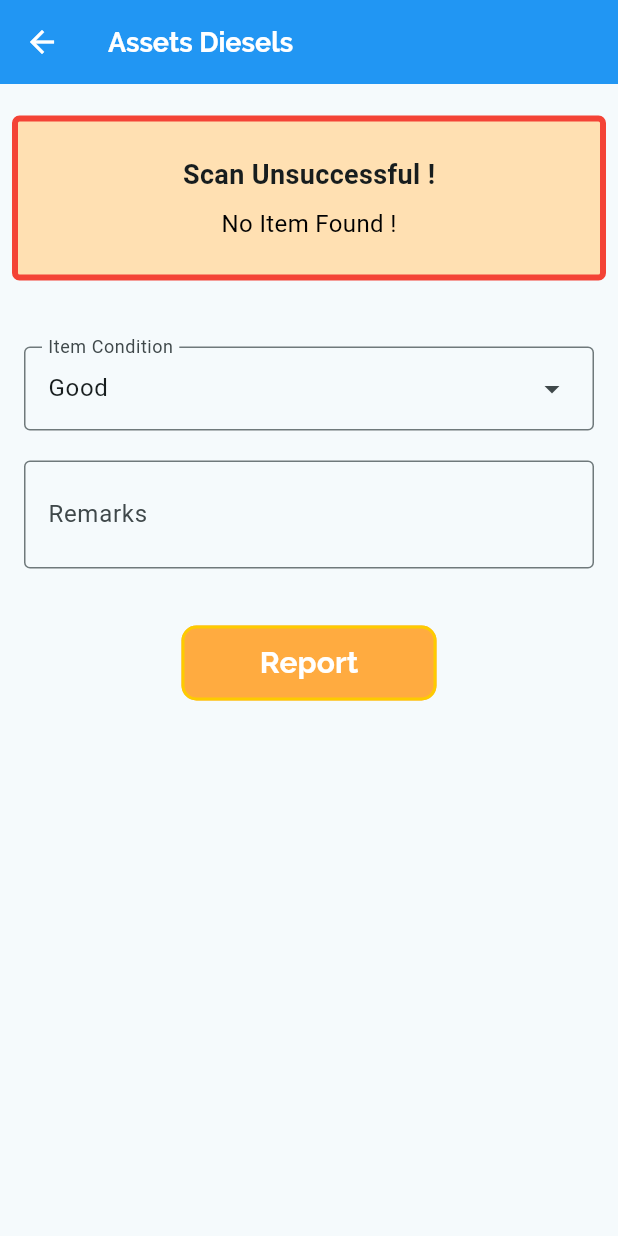
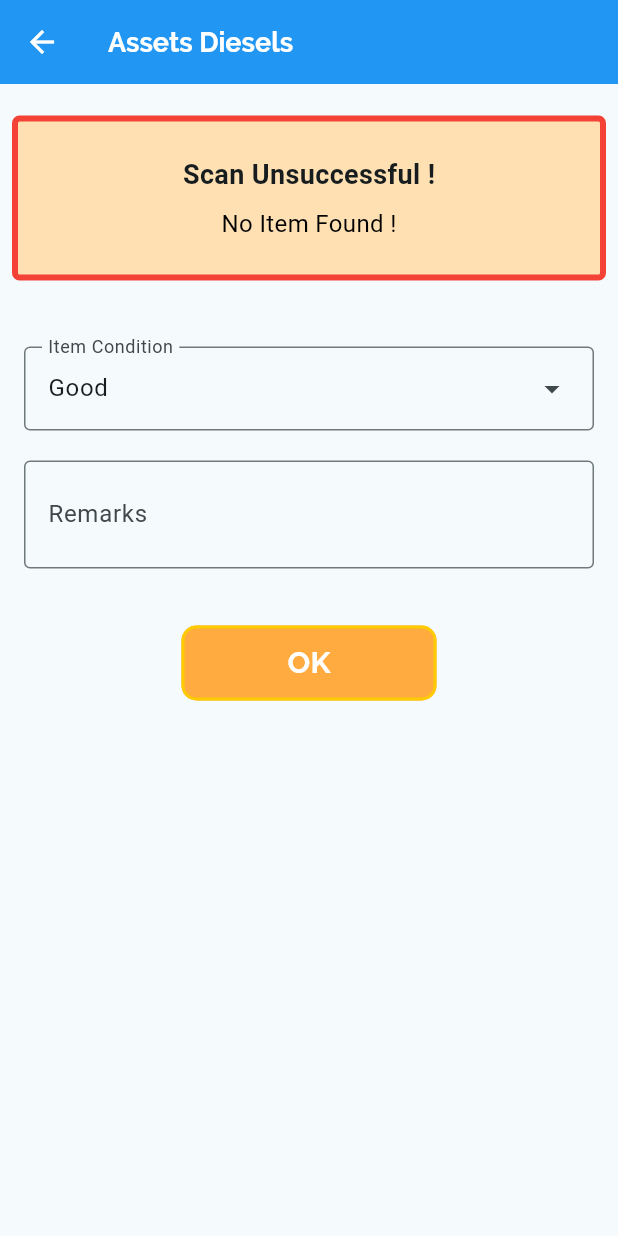
Before and after one commit to avishka-sathyanjana/flutter_scanner, a Flutter app: the ResultPage screen opened directly with empty values, after a tap on "Good", after a tap on the "arrow drop up" icon, on a phone screen of 412 x 824 dp. Run offline on Flutter 3.47's test engine with Material 3 defaults, Android fonts, the phone set to English and light mode, and no system bars; our stand-ins replace cloud_firestore, firebase_auth, firebase_core, multi_dropdown; missing offline and left inert: mobile_scanner; accounts and stored records are empty.

Commit message:
fix:bottom filed error

```diff
--- a/lib/screen/dash_bord_screen.dart
+++ b/lib/screen/dash_bord_screen.dart
@@ -72,6 +72,7 @@ class _DashBordState extends State<DashBord> {
                 imageUrl: "assets/images/barcode-amico-blue.png",
                 funcName: "Assets Scanner",
               ),
+
             ],
           ),
         )
--- a/lib/screen/result_screen_new.dart
+++ b/lib/screen/result_screen_new.dart
@@ -40,6 +40,9 @@ class _ResultPageState extends State<ResultPage> {
   String itemOldCode='';
   String itemPopuseCode='';
 
+  //save error , verible
+  String saveError='';
+
 
   void assingData(){
     itemCode=widget.assetsData[0].itemCode;
@@ -54,6 +57,11 @@ class _ResultPageState extends State<ResultPage> {
 
   }
 
+  void saveErrorType(String error){
+    setState(() {
+        saveError=error;
+    });
+  }
 
 
   Widget errorMessage(
@@ -106,6 +114,7 @@ class _ResultPageState extends State<ResultPage> {
   bool assetsDataState(){
     if(widget.assetsData.isEmpty){
      // print("heeeeeeeeeeeeeeeeeeeee");
+      saveErrorType("Scan Unsuccessful ");
       unSccsesFull=true;
       return false;
 
@@ -125,6 +134,7 @@ class _ResultPageState extends State<ResultPage> {
              assingData();
             locationError=true;
             //unSccsesFull=true;
+            saveErrorType("Invalid Location");
 
           });
         }
@@ -137,12 +147,14 @@ class _ResultPageState extends State<ResultPage> {
              assingData();
              wornigState=true;
              locationError=false;
+             saveErrorType("Already Verified Item");
            });
          }else if(widget.assetsData[0].location.toString()!=getLocation){
            setState(() {
              assingData();
              wornigState=true;
              locationError=true;
+             saveErrorType("Already Verified Item but Invalid Location");
            });
          }
 
@@ -155,11 +167,10 @@ class _ResultPageState extends State<ResultPage> {
 
   }
 //add assets data verify .......................
-  void verfiyData(BuildContext context)async{
-    if(assetsDataState()&&!wornigState&&!locationError){
+  void verfiyData(BuildContext context){
+    if(assetsDataState()){
         if(ConditionDropdown.assetsStates.isNotEmpty) {
-          await showConfirmationDialog(context,"Verify !", "Do you verify assets ?");
-          if(dilogState){
+         // await showConfirmationDialog(context,"Verify !", "Do you verify assets ?");
               setState(() {
                 AuthService().verifyTable(
                     itemCode,
@@ -169,6 +180,7 @@ class _ResultPageState extends State<ResultPage> {
                     itemNewCode,
                     itemOldCode,
                     itemPopuseCode,
+                    saveError
                 );
 
                  itemCode = '';
@@ -181,9 +193,10 @@ class _ResultPageState extends State<ResultPage> {
                  itemOldCode='';
                  itemPopuseCode='';
                  ConditionDropdown.assetsStates='';
+                 saveError='';
                 Navigator.pop(context);
               });
-          }
+
         //pop scanner page
         }else{
            showError(context,"Select assets state");
@@ -262,7 +275,7 @@ class _ResultPageState extends State<ResultPage> {
                               crossAxisAlignment: CrossAxisAlignment.start,
                               children: [
                                 Text(
-                                  'Item Code: $itemCode',
+                                  'Item Barcode: $itemCode',
                                   style: const TextStyle(
                                     fontSize: 18,
                                     fontWeight: FontWeight.bold,
@@ -363,24 +376,24 @@ class _ResultPageState extends State<ResultPage> {
                       child: Row(
                           mainAxisAlignment: MainAxisAlignment.center,
                           children: [
-                            (unSccsesFull||locationError||wornigState)?ButtonWidget(
-                              ctx: context,
-                              buttonName: 'Report',
-                              buttonFontSize: 20.0,
-                              buttonColor: Colors.orangeAccent,
-                              borderColor: const Color.fromRGBO(253, 203, 0, 1.0),
-                              textColor: Colors.white,
-                              buttonWidth: 170.0,
-                              buttonHeight: 50.0,
-                              buttonRadius: 10.0,
-                              validationStates: ()=>navigeateReportPage(context)
-                            ):
+                            // (unSccsesFull||locationError||wornigState)?ButtonWidget(
+                            //   ctx: context,
+                            //   buttonName: 'Report',
+                            //   buttonFontSize: 20.0,
+                            //   buttonColor: Colors.orangeAccent,
+                            //   borderColor: const Color.fromRGBO(253, 203, 0, 1.0),
+                            //   textColor: Colors.white,
+                            //   buttonWidth: 170.0,
+                            //   buttonHeight: 50.0,
+                            //   buttonRadius: 10.0,
+                            //   validationStates: ()=>navigeateReportPage(context)
+                            // ):
                             ButtonWidget(
                               ctx: context,
-                              buttonName: 'Verify',
+                              buttonName: 'OK',
                               buttonFontSize: 20.0,
-                              buttonColor: Colors.greenAccent,
-                              borderColor: const Color.fromRGBO(41, 255, 137, 1.0),
+                              buttonColor:(unSccsesFull||locationError||wornigState)?Colors.orangeAccent:Colors.greenAccent,
+                              borderColor:(unSccsesFull||locationError||wornigState)?const Color.fromRGBO(253, 203, 0, 1.0): const Color.fromRGBO(41, 255, 137, 1.0),
                               textColor: Colors.white,
                               buttonWidth: 170.0,
                               buttonHeight: 50.0,
--- a/lib/widget/issue_dropdown.dart
+++ b/lib/widget/issue_dropdown.dart
@@ -6,9 +6,10 @@ import '/data_validations/login_validation.dart';
 // DropdownMenuEntry labels and values for the first dropdown menu.
 enum ConditionLabel {
 
-  noCode('No item code', Colors.red),
-  duplicateItem('Duplicate Item code', Colors.orange),
-  wrongItem('Wrong Item code', Colors.brown),
+  newCode('New code', Colors.red),
+  proposeCode('Proposed Code', Colors.orange),
+  oldCode('Old code', Colors.brown),
+  barCode('Barcode', Colors.teal),
   ;
 
   const ConditionLabel(this.label, this.color);
@@ -38,16 +39,13 @@ class _ConditionDropdownState extends State<IssueDropdown> {
 
   @override
   Widget build(BuildContext context) {
-    return Column(
-      // width infinity
-      children: <Widget>[
-        Padding(
-          padding: const EdgeInsets.symmetric(vertical: 20),
+    return Container(
+      width:widget.width,
       child: DropdownMenu<ConditionLabel>(
-            width:widget.width,
-            initialSelection: ConditionLabel.noCode,
+              width:360,
+              initialSelection: ConditionLabel.newCode,
               controller: colorController,
-            requestFocusOnTap:false,
+              requestFocusOnTap:true,
               label: const Text('Issue Type'),
               onSelected: (ConditionLabel? color) {
                 setState(() {
@@ -55,6 +53,7 @@ class _ConditionDropdownState extends State<IssueDropdown> {
                    validate(context);
                 });
               },
+
               dropdownMenuEntries: ConditionLabel.values
                   .map<DropdownMenuEntry<ConditionLabel>>(
                       (ConditionLabel color) {
@@ -67,9 +66,8 @@ class _ConditionDropdownState extends State<IssueDropdown> {
                       ),
                     );
                   }).toList(),
+
       ),
-        ),
-      ],
     );
   }
 }
```
Also changed, not shown: lib/database/auth_file.dart (+15 -11 lines), lib/screen/location_menu_screen.dart (+5 -2 lines), lib/screen/scanner_menu_screen.dart (+11 -9 lines). Lines whose indentation alone changed are shown as unchanged.
